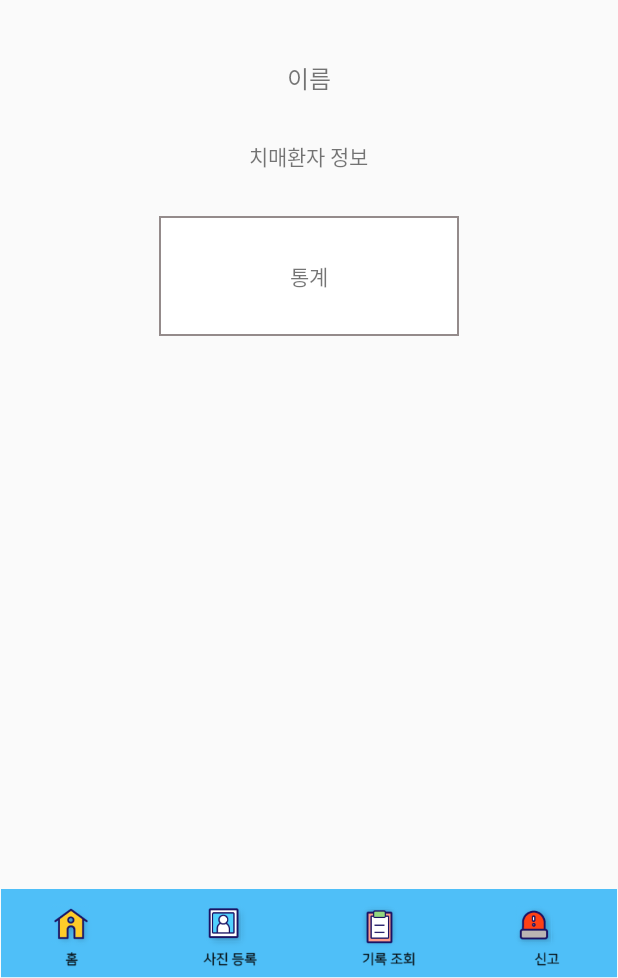
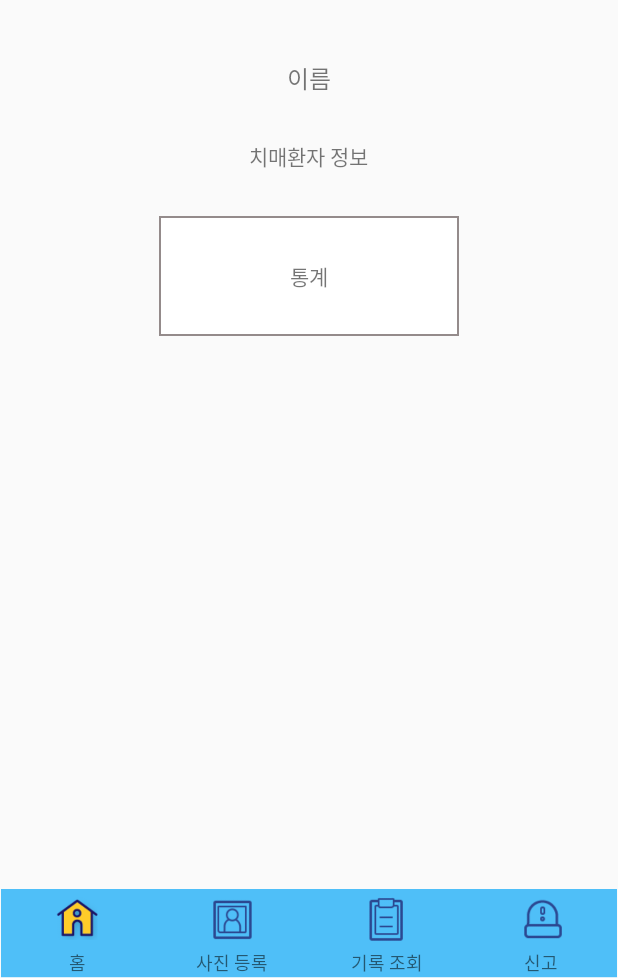
Before and after one commit to lipnus/Eyes_Android, an Android app: the MainActivity screen opened directly, with no data from a screen before it, on a phone screen of 412 x 824 dp, the part 258-1236 px from its top. Run offline under Robolectric (Android 15) with nearby library versions, the phone set to English and light mode, and no system bars; our stand-ins replace data binding.

```diff
--- a/app/src/main/java/and/com/eyes/eyes_android/Adaptor/HistoryAdapter.java
+++ b/app/src/main/java/and/com/eyes/eyes_android/Adaptor/HistoryAdapter.java
@@ -26,9 +26,7 @@ public class HistoryAdapter extends BaseAdapter{
     }
 
     @Override
-    public HistoryItem getItem(int position) {
-        return Items.get(position);
-    }
+    public HistoryItem getItem(int position) {  return Items.get(position); }
 
     @Override
     public long getItemId(int position) {
--- a/app/src/main/java/and/com/eyes/eyes_android/Adaptor/NavigationBar.java
+++ b/app/src/main/java/and/com/eyes/eyes_android/Adaptor/NavigationBar.java
@@ -75,6 +75,7 @@ public class NavigationBar extends RelativeLayout {
     }
 
     public void gotoReg(){
+        binding.btnReg.getResources().getDrawable(android.R.drawable.checkbox_off_background);
         String activityName = getActivityName();
         if(!activityName.equals("Activity.PhotoEnrollActivity")) {
             Intent intent = new Intent(getContext(), PhotoEnrollActivity.class);
--- a/app/src/main/res/layout/activity_intro.xml
+++ b/app/src/main/res/layout/activity_intro.xml
@@ -14,7 +14,7 @@
             android:layout_width="wrap_content"
             android:layout_height="match_parent"
             android:layout_gravity="center">
-            <ImageButton
+            <ImageView
                 android:layout_width="wrap_content"
                 android:layout_height="wrap_content"
                 android:background="@android:color/transparent"
@@ -23,9 +23,7 @@
                 android:src="@drawable/logo"
                 android:adjustViewBounds="true"
                 android:scaleType="fitCenter"
-                android:layout_gravity="center"
-                android:onClick="@{()->activity.moveActivity()}"
-                />
+                android:layout_gravity="center" />
 
         </LinearLayout>
     </LinearLayout>
--- a/app/src/main/res/layout/activity_main.xml
+++ b/app/src/main/res/layout/activity_main.xml
@@ -54,7 +54,6 @@
                 android:text="통계"
                 android:background="@drawable/border" />
 
-
         </LinearLayout>
 
         <and.com.eyes.eyes_android.Adaptor.NavigationBar
--- a/app/src/main/res/layout/navigation_menu.xml
+++ b/app/src/main/res/layout/navigation_menu.xml
@@ -14,17 +14,25 @@
             android:layout_height="wrap_content"
             android:adjustViewBounds="true"
             android:src="@drawable/low_bar" />
+
         <!--네비게이션 바-->
         <LinearLayout
             android:layout_width="match_parent"
-            android:layout_height="50dp"
+            android:layout_height="wrap_content"
+            android:orientation="vertical"
+            android:gravity="center">
+
+            <LinearLayout
+                android:layout_width="match_parent"
+                android:layout_height="40dp"
                 android:orientation="horizontal">
 
                 <ImageButton
                     android:id="@+id/btn_main"
+                    android:padding="4dp"
                     android:scaleType="fitCenter"
                     android:background="@android:color/transparent"
-                android:layout_width="wrap_content"
+                    android:layout_width="match_parent"
                     android:layout_height="match_parent"
                     android:layout_weight="1"
                     android:src="@drawable/icon_home"
@@ -32,33 +40,74 @@
 
                 <ImageButton
                     android:id="@+id/btn_Reg"
+                    android:padding="3dp"
                     android:scaleType="fitCenter"
                     android:background="@android:color/transparent"
-                android:layout_width="wrap_content"
+                    android:layout_width="match_parent"
                     android:layout_height="match_parent"
                     android:layout_weight="1"
-                android:src="@drawable/icon_pic"
+                    android:src="@drawable/icon_pic_off"
                     android:onClick="@{()->navigation.gotoReg()}"/>
 
                 <ImageButton
                     android:id="@+id/btn_History"
+                    android:padding="3dp"
                     android:scaleType="fitCenter"
                     android:background="@android:color/transparent"
-                android:layout_width="wrap_content"
+                    android:layout_width="match_parent"
                     android:layout_height="match_parent"
                     android:layout_weight="1"
-                android:src="@drawable/icon_history"
+                    android:src="@drawable/icon_history_off"
                     android:onClick="@{()->navigation.gotoHistory()}"/>
 
                 <ImageButton
                     android:id="@+id/btn_Notify"
+                    android:padding="3dp"
                     android:scaleType="fitCenter"
                     android:background="@android:color/transparent"
-                android:layout_width="wrap_content"
+                    android:layout_width="match_parent"
                     android:layout_height="match_parent"
                     android:layout_weight="1"
-                android:src="@drawable/icon_warn"
+                    android:src="@drawable/icon_warn_off"
                     android:onClick="@{()->navigation.gotoNotify()}"/>
+            </LinearLayout>
+
+            <LinearLayout
+                android:layout_width="match_parent"
+                android:layout_height="wrap_content"
+                android:orientation="horizontal">
+
+                <TextView
+                    android:layout_width="match_parent"
+                    android:layout_height="match_parent"
+                    android:layout_weight="1"
+                    android:textSize="12dp"
+                    android:textAlignment="center"
+                    android:text="홈"/>
+                <TextView
+                    android:layout_width="match_parent"
+                    android:layout_height="match_parent"
+                    android:layout_weight="1"
+                    android:textSize="12dp"
+                    android:textAlignment="center"
+                    android:text="사진 등록"/>
+                <TextView
+                    android:layout_width="match_parent"
+                    android:layout_height="match_parent"
+                    android:layout_weight="1"
+                    android:textSize="12dp"
+                    android:textAlignment="center"
+                    android:text="기록 조회"/>
+                <TextView
+                    android:layout_width="match_parent"
+                    android:layout_height="match_parent"
+                    android:layout_weight="1"
+                    android:textSize="12dp"
+                    android:textAlignment="center"
+                    android:text="신고"/>
+
+            </LinearLayout>
+
         </LinearLayout>
 
     </FrameLayout>
```
Also changed, not shown: app/src/main/java/and/com/eyes/eyes_android/Activity/IntroActivity.java (+28 -15 lines), app/src/main/res/drawable/button.xml (added, +7 -0 lines), app/src/main/res/drawable/icon_history.png, app/src/main/res/drawable/icon_history_off.png (added), app/src/main/res/drawable/icon_home.png, app/src/main/res/drawable/icon_home_off.png (added), app/src/main/res/drawable/icon_pic.png, app/src/main/res/drawable/icon_pic_off.png (added), app/src/main/res/drawable/icon_warn.png, app/src/main/res/drawable/icon_warn_off.png (added), app/src/main/res/drawable/low_bar.png. Lines whose indentation alone changed are shown as unchanged.
